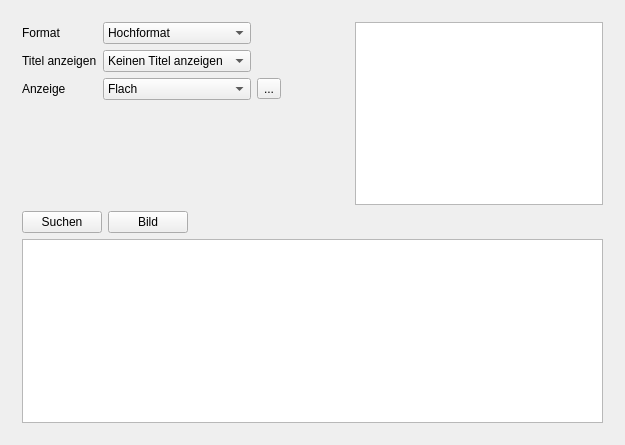
Above: mainwindow.ui from KoalaBR/spotlight before the change. Below: the same form after it.
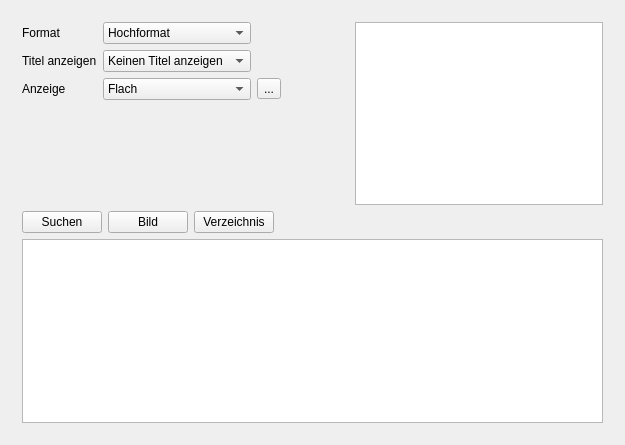
That is the form after the change.

Commit message: Sane default for title combobox if no saved settings are available Added button to open image folder in file explorer Updated translation

Diff of the .ui file:
```diff
--- a/mainwindow.ui
+++ b/mainwindow.ui
@@ -172,6 +172,13 @@
             </property>
            </widget>
           </item>
+          <item>
+           <widget class="QPushButton" name="pbOpenFolder">
+            <property name="text">
+             <string>Verzeichnis</string>
+            </property>
+           </widget>
+          </item>
           <item>
            <spacer name="horizontalSpacer_3">
             <property name="orientation">
```
The commit also changes 6 other files.
